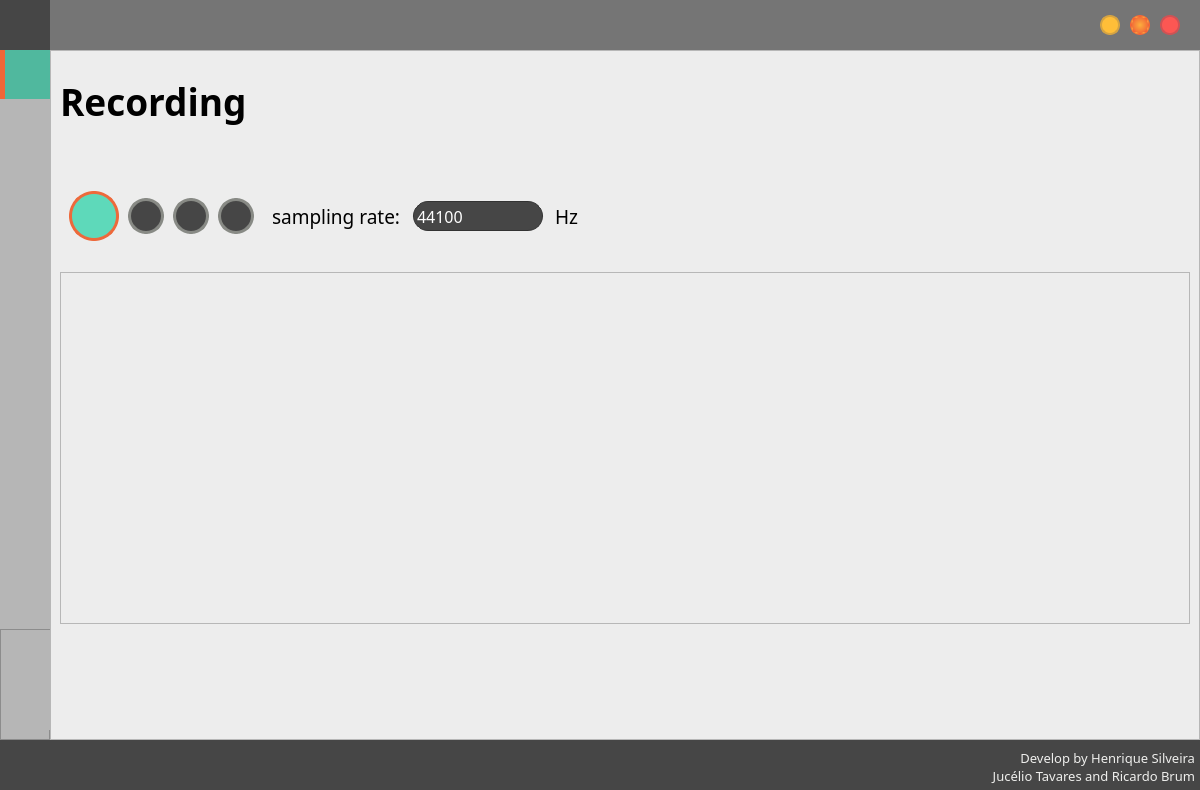
Old version of the form Forms/form.ui in the repository henriquealende/PsychoBox.
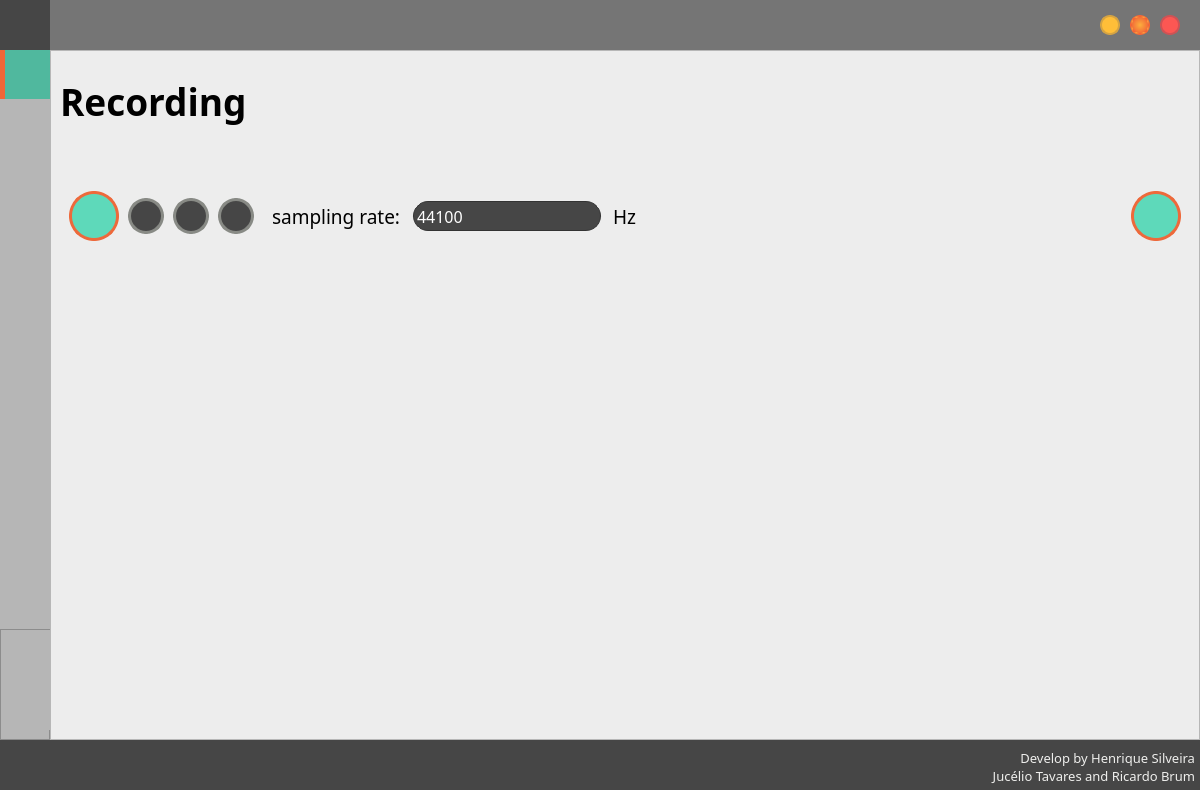
New version of the form. The open tabs and pages were chosen to show the change. Icons and pictures are not drawn.

Commit message: adding recorder and save audio

What changed in the file:
```diff
--- a/Forms/form.ui
+++ b/Forms/form.ui
@@ -2172,7 +2172,7 @@
                           <widget class="QComboBox" name="typeHeadBox_3">
                            <property name="minimumSize">
                             <size>
-                             <width>150</width>
+                             <width>208</width>
                              <height>30</height>
                             </size>
                            </property>
@@ -2235,12 +2235,76 @@
                    </item>
                    <item>
                     <widget class="QFrame" name="frame_22">
+                     <property name="styleSheet">
+                      <string notr="true">QPushButton {
+	padding-left: 2px;
+	text-align: center;
+	background-color:rgb(80, 184, 158);
+	border: 3px solid rgb(237, 105, 59);
+	border-radius:18px;
+	color: rgb(255, 255, 255)
+}
+
+</string>
+                     </property>
                      <property name="frameShape">
                       <enum>QFrame::NoFrame</enum>
                      </property>
                      <property name="frameShadow">
                       <enum>QFrame::Raised</enum>
                      </property>
+                     <layout class="QVBoxLayout" name="verticalLayout_19">
+                      <item alignment="Qt::AlignRight">
+                       <widget class="QPushButton" name="exportAudioButton">
+                        <property name="minimumSize">
+                         <size>
+                          <width>50</width>
+                          <height>50</height>
+                         </size>
+                        </property>
+                        <property name="maximumSize">
+                         <size>
+                          <width>50</width>
+                          <height>50</height>
+                         </size>
+                        </property>
+                        <property name="styleSheet">
+                         <string notr="true">QPushButton{
+  background-color: rgb(94, 217, 186);
+	border-radius:25px;
+}
+QPushButton:hover {
+	background-color: rgb(79,186,160);
+	border: 3px solid rgb(0,124,132);
+}
+
+QPushButton:pressed {
+	background-color: rgb(241, 102, 55)
+}
+
+QPushButton:disabled{
+	background-color: rgb(70,70,70);
+	border: 3px solid rgb(136,138,133);
+}
+
+</string>
+                        </property>
+                        <property name="text">
+                         <string/>
+                        </property>
+                        <property name="icon">
+                         <iconset resource="../Resources/resourceGui.qrc">
+                          <normaloff>:/icons/img/exportar.png</normaloff>:/icons/img/exportar.png</iconset>
+                        </property>
+                        <property name="iconSize">
+                         <size>
+                          <width>26</width>
+                          <height>26</height>
+                         </size>
+                        </property>
+                       </widget>
+                      </item>
+                     </layout>
                     </widget>
                    </item>
                   </layout>
@@ -2275,7 +2339,7 @@
                      <item row="0" column="0">
                       <widget class="QFrame" name="recordingFrame">
                        <property name="frameShape">
-                        <enum>QFrame::StyledPanel</enum>
+                        <enum>QFrame::NoFrame</enum>
                        </property>
                        <property name="frameShadow">
                         <enum>QFrame::Raised</enum>
```
Left out of the diff: 6 changed lines with no effect on the pictures. The commit also changes 10 other files.
